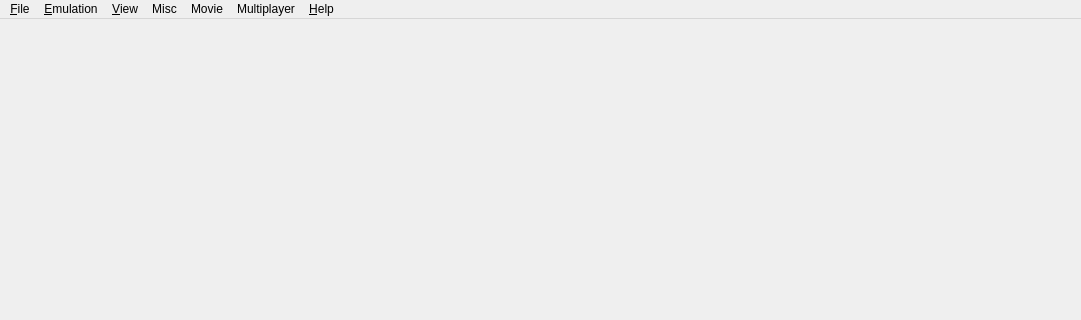
This is src/citra_qt/main.ui in grimtnt/citra as Qt 5 draws it before an edit; both pictures show x 0 to 1081 and y 0 to 320 of the 1081 by 730 pixel window. The edited form follows.
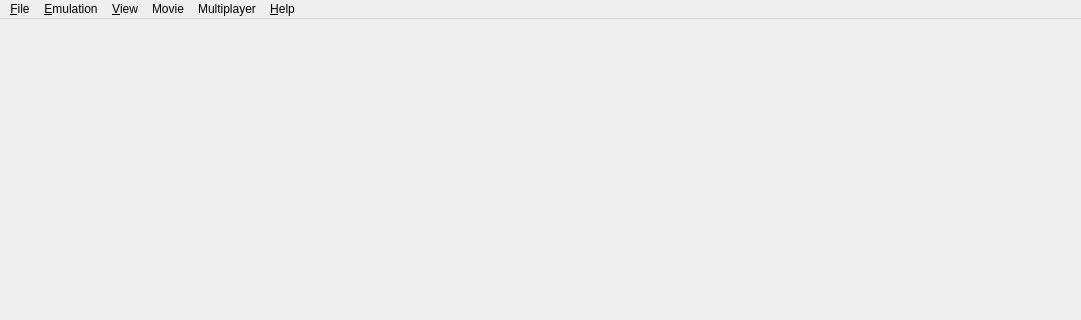
This is the edited form. Icons and pictures are not drawn.

Diff of the .ui file:
```diff
--- a/src/citra_qt/main.ui
+++ b/src/citra_qt/main.ui
@@ -45,7 +45,7 @@
      <x>0</x>
      <y>0</y>
      <width>1081</width>
-     <height>21</height>
+     <height>22</height>
     </rect>
    </property>
    <widget class="QMenu" name="menu_File">
@@ -128,16 +128,9 @@
     <addaction name="action_Play_Movie"/>
     <addaction name="action_Stop_Recording_Playback"/>
    </widget>
-   <widget class="QMenu" name="menu_Misc">
-    <property name="title">
-     <string>Misc</string>
-    </property>
-    <addaction name="action_Set_Play_Coins"/>
-   </widget>
    <addaction name="menu_File"/>
    <addaction name="menu_Emulation"/>
    <addaction name="menu_View"/>
-   <addaction name="menu_Misc"/>
    <addaction name="menu_Movie"/>
    <addaction name="menu_Multiplayer"/>
    <addaction name="menu_Help"/>
```
Left out of the diff: 10 changed lines with no effect on the pictures.
